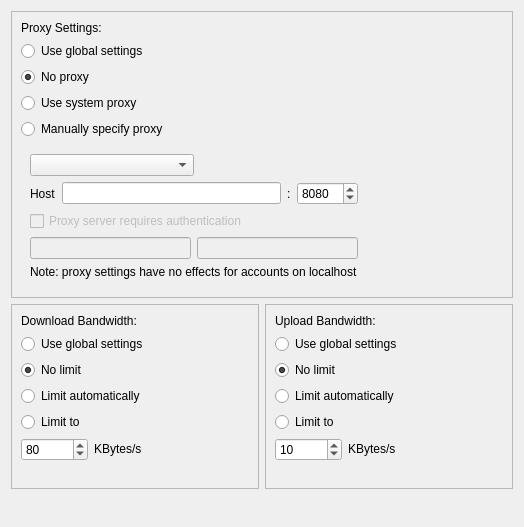
This is src/gui/networksettings.ui in nextcloud/desktop as Qt 5 draws it before an edit. The edited form follows.
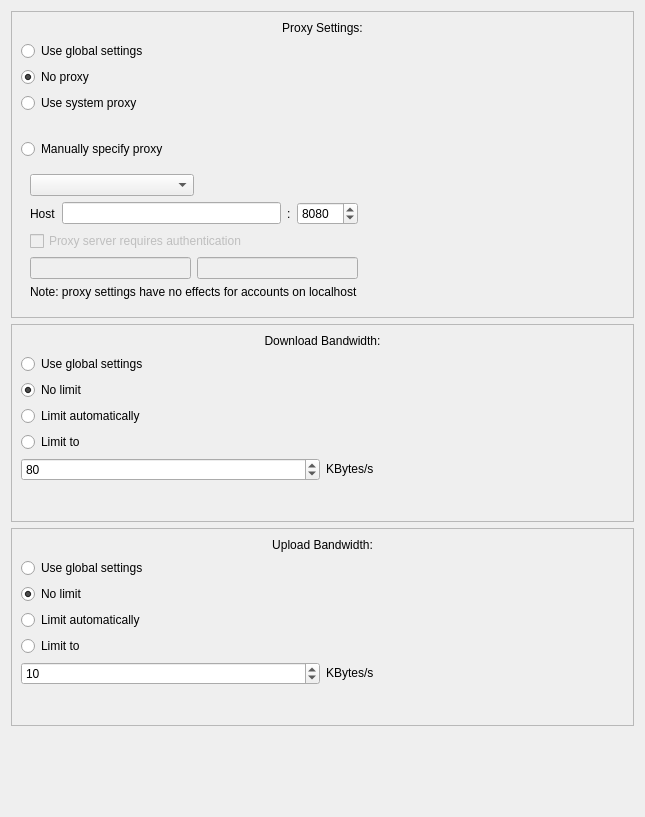
This is the edited form.

Commit message: left align UI elements in settings but inside a centered box

The edit to the form file:
```diff
--- a/src/gui/networksettings.ui
+++ b/src/gui/networksettings.ui
@@ -6,262 +6,14 @@
    <rect>
     <x>0</x>
     <y>0</y>
-    <width>524</width>
-    <height>527</height>
+    <width>645</width>
+    <height>817</height>
    </rect>
   </property>
   <property name="windowTitle">
    <string notr="true">Form</string>
   </property>
-  <layout class="QGridLayout" name="gridLayout_3">
-   <item row="2" column="0">
-    <spacer name="verticalSpacer">
-     <property name="orientation">
-      <enum>Qt::Orientation::Vertical</enum>
-     </property>
-     <property name="sizeHint" stdset="0">
-      <size>
-       <width>20</width>
-       <height>40</height>
-      </size>
-     </property>
-    </spacer>
-   </item>
-   <item row="1" column="0">
-    <layout class="QHBoxLayout" name="horizontalLayout_5" stretch="0,0">
-     <property name="topMargin">
-      <number>0</number>
-     </property>
-     <property name="bottomMargin">
-      <number>0</number>
-     </property>
-     <item>
-      <widget class="QFrame" name="downloadBox">
-       <property name="sizePolicy">
-        <sizepolicy hsizetype="Preferred" vsizetype="Expanding">
-         <horstretch>0</horstretch>
-         <verstretch>0</verstretch>
-        </sizepolicy>
-       </property>
-       <property name="frameShape">
-        <enum>QFrame::Shape::StyledPanel</enum>
-       </property>
-       <layout class="QGridLayout" name="gridLayout_2">
-        <property name="topMargin">
-         <number>9</number>
-        </property>
-        <property name="bottomMargin">
-         <number>0</number>
-        </property>
-        <property name="verticalSpacing">
-         <number>6</number>
-        </property>
-        <item row="7" column="0">
-         <spacer name="verticalSpacer_2">
-          <property name="orientation">
-           <enum>Qt::Orientation::Vertical</enum>
-          </property>
-          <property name="sizeHint" stdset="0">
-           <size>
-            <width>20</width>
-            <height>40</height>
-           </size>
-          </property>
-         </spacer>
-        </item>
-        <item row="3" column="0" colspan="2">
-         <widget class="QRadioButton" name="autoDownloadLimitRadioButton">
-          <property name="toolTip">
-           <string>Limit to 3/4 of estimated bandwidth</string>
-          </property>
-          <property name="text">
-           <string>Limit automatically</string>
-          </property>
-         </widget>
-        </item>
-        <item row="1" column="0">
-         <widget class="QRadioButton" name="globalDownloadSettingsRadioButton">
-          <property name="text">
-           <string>Use global settings</string>
-          </property>
-         </widget>
-        </item>
-        <item row="6" column="0">
-         <layout class="QHBoxLayout" name="horizontalLayout_3">
-          <item>
-           <widget class="QSpinBox" name="downloadSpinBox">
-            <property name="enabled">
-             <bool>true</bool>
-            </property>
-            <property name="maximum">
-             <number>999999</number>
-            </property>
-            <property name="value">
-             <number>80</number>
-            </property>
-           </widget>
-          </item>
-          <item>
-           <widget class="QLabel" name="downloadSpinBoxLabel">
-            <property name="sizePolicy">
-             <sizepolicy hsizetype="Preferred" vsizetype="Fixed">
-              <horstretch>0</horstretch>
-              <verstretch>0</verstretch>
-             </sizepolicy>
-            </property>
-            <property name="text">
-             <string>KBytes/s</string>
-            </property>
-           </widget>
-          </item>
-         </layout>
-        </item>
-        <item row="2" column="0" colspan="2">
-         <widget class="QRadioButton" name="noDownloadLimitRadioButton">
-          <property name="text">
-           <string>No limit</string>
-          </property>
-          <property name="checked">
-           <bool>true</bool>
-          </property>
-         </widget>
-        </item>
-        <item row="5" column="0">
-         <widget class="QRadioButton" name="downloadLimitRadioButton">
-          <property name="text">
-           <string>Limit to</string>
-          </property>
-         </widget>
-        </item>
-        <item row="0" column="0">
-         <widget class="QLabel" name="label_2">
-          <property name="text">
-           <string>Download Bandwidth:</string>
-          </property>
-         </widget>
-        </item>
-       </layout>
-      </widget>
-     </item>
-     <item>
-      <widget class="QFrame" name="uploadBox">
-       <property name="sizePolicy">
-        <sizepolicy hsizetype="Preferred" vsizetype="Expanding">
-         <horstretch>0</horstretch>
-         <verstretch>0</verstretch>
-        </sizepolicy>
-       </property>
-       <property name="frameShape">
-        <enum>QFrame::Shape::StyledPanel</enum>
-       </property>
-       <layout class="QGridLayout" name="gridLayout_4">
-        <property name="topMargin">
-         <number>9</number>
-        </property>
-        <property name="bottomMargin">
-         <number>0</number>
-        </property>
-        <property name="verticalSpacing">
-         <number>6</number>
-        </property>
-        <item row="4" column="0">
-         <widget class="QRadioButton" name="uploadLimitRadioButton">
-          <property name="text">
-           <string>Limit to</string>
-          </property>
-         </widget>
-        </item>
-        <item row="5" column="0">
-         <layout class="QHBoxLayout" name="horizontalLayout_4" stretch="0,0">
-          <item>
-           <widget class="QSpinBox" name="uploadSpinBox">
-            <property name="enabled">
-             <bool>true</bool>
-            </property>
-            <property name="minimum">
-             <number>1</number>
-            </property>
-            <property name="maximum">
-             <number>999999</number>
-            </property>
-            <property name="value">
-             <number>10</number>
-            </property>
-           </widget>
-          </item>
-          <item>
-           <widget class="QLabel" name="uploadSpinBoxLabel">
-            <property name="sizePolicy">
-             <sizepolicy hsizetype="Preferred" vsizetype="Fixed">
-              <horstretch>0</horstretch>
-              <verstretch>0</verstretch>
-             </sizepolicy>
-            </property>
-            <property name="text">
-             <string>KBytes/s</string>
-            </property>
-           </widget>
-          </item>
-         </layout>
-        </item>
-        <item row="6" column="0">
-         <spacer name="verticalSpacer_3">
-          <property name="orientation">
-           <enum>Qt::Orientation::Vertical</enum>
-          </property>
-          <property name="sizeHint" stdset="0">
-           <size>
-            <width>20</width>
-            <height>40</height>
-           </size>
-          </property>
-         </spacer>
-        </item>
-        <item row="3" column="0" colspan="2">
-         <widget class="QRadioButton" name="autoUploadLimitRadioButton">
-          <property name="toolTip">
-           <string>Limit to 3/4 of estimated bandwidth</string>
-          </property>
-          <property name="text">
-           <string>Limit automatically</string>
-          </property>
-         </widget>
-        </item>
-        <item row="1" column="0">
-         <widget class="QRadioButton" name="globalUploadSettingsRadioButton">
-          <property name="text">
-           <string>Use global settings</string>
-          </property>
-         </widget>
-        </item>
-        <item row="2" column="0" colspan="2">
-         <widget class="QRadioButton" name="noUploadLimitRadioButton">
-          <property name="text">
-           <string>No limit</string>
-          </property>
-          <property name="checked">
-           <bool>true</bool>
-          </property>
-         </widget>
-        </item>
-        <item row="0" column="0">
-         <widget class="QLabel" name="label_4">
-          <property name="text">
-           <string>Upload Bandwidth:</string>
-          </property>
-         </widget>
-        </item>
-       </layout>
-       <zorder>autoUploadLimitRadioButton</zorder>
-       <zorder>uploadLimitRadioButton</zorder>
-       <zorder>noUploadLimitRadioButton</zorder>
-       <zorder>verticalSpacer_3</zorder>
-       <zorder>globalUploadSettingsRadioButton</zorder>
-       <zorder>label_4</zorder>
-      </widget>
-     </item>
-    </layout>
-   </item>
+  <layout class="QGridLayout" name="gridLayout">
    <item row="0" column="0">
     <widget class="QFrame" name="proxyFrame">
      <property name="enabled">
@@ -273,11 +25,60 @@
        <verstretch>0</verstretch>
       </sizepolicy>
      </property>
+     <property name="maximumSize">
+      <size>
+       <width>645</width>
+       <height>16777215</height>
+      </size>
+     </property>
      <property name="frameShape">
       <enum>QFrame::Shape::StyledPanel</enum>
      </property>
-     <layout class="QGridLayout" name="gridLayout">
-      <item row="4" column="2">
+     <layout class="QVBoxLayout" name="verticalLayout_3">
+      <item>
+       <widget class="QLabel" name="label_3">
+        <property name="text">
+         <string>Proxy Settings:</string>
+        </property>
+        <property name="alignment">
+         <set>Qt::AlignmentFlag::AlignCenter</set>
+        </property>
+       </widget>
+      </item>
+      <item>
+       <widget class="QRadioButton" name="globalProxySettingsRadioButton">
+        <property name="text">
+         <string>Use global settings</string>
+        </property>
+        <attribute name="buttonGroup">
+         <string notr="true">proxyButtonGroup</string>
+        </attribute>
+       </widget>
+      </item>
+      <item>
+       <widget class="QRadioButton" name="noProxyRadioButton">
+        <property name="text">
+         <string>No proxy</string>
+        </property>
+        <property name="checked">
+         <bool>true</bool>
+        </property>
+        <attribute name="buttonGroup">
+         <string notr="true">proxyButtonGroup</string>
+        </attribute>
+       </widget>
+      </item>
+      <item>
+       <widget class="QRadioButton" name="systemProxyRadioButton">
+        <property name="text">
+         <string>Use system proxy</string>
+        </property>
+        <attribute name="buttonGroup">
+         <string notr="true">proxyButtonGroup</string>
+        </attribute>
+       </widget>
+      </item>
+      <item>
        <spacer name="horizontalSpacer_2">
         <property name="orientation">
          <enum>Qt::Orientation::Horizontal</enum>
@@ -290,7 +91,17 @@
         </property>
        </spacer>
       </item>
-      <item row="5" column="0" colspan="3">
+      <item>
+       <widget class="QRadioButton" name="manualProxyRadioButton">
+        <property name="text">
+         <string>Manually specify proxy</string>
+        </property>
+        <attribute name="buttonGroup">
+         <string notr="true">proxyButtonGroup</string>
+        </attribute>
+       </widget>
+      </item>
+      <item>
        <layout class="QHBoxLayout" name="horizontalLayout_7">
         <item>
          <widget class="QWidget" name="manualSettings" native="true">
@@ -478,59 +289,259 @@
         </item>
        </layout>
       </item>
-      <item row="1" column="0">
-       <widget class="QRadioButton" name="globalProxySettingsRadioButton">
+     </layout>
+    </widget>
+   </item>
+   <item row="1" column="0">
+    <widget class="QFrame" name="downloadBox">
+     <property name="sizePolicy">
+      <sizepolicy hsizetype="Preferred" vsizetype="Expanding">
+       <horstretch>0</horstretch>
+       <verstretch>0</verstretch>
+      </sizepolicy>
+     </property>
+     <property name="maximumSize">
+      <size>
+       <width>645</width>
+       <height>16777215</height>
+      </size>
+     </property>
+     <property name="frameShape">
+      <enum>QFrame::Shape::StyledPanel</enum>
+     </property>
+     <layout class="QVBoxLayout" name="verticalLayout_4">
+      <property name="topMargin">
+       <number>9</number>
+      </property>
+      <property name="bottomMargin">
+       <number>0</number>
+      </property>
+      <item>
+       <widget class="QLabel" name="label_2">
         <property name="text">
+         <string>Download Bandwidth:</string>
+        </property>
+        <property name="alignment">
+         <set>Qt::AlignmentFlag::AlignCenter</set>
+        </property>
+       </widget>
+      </item>
+      <item>
+       <widget class="QRadioButton" name="globalDownloadSettingsRadioButton">
+        <property name="text">
          <string>Use global settings</string>
         </property>
-        <attribute name="buttonGroup">
-         <string notr="true">proxyButtonGroup</string>
-        </attribute>
        </widget>
       </item>
-      <item row="4" column="0">
-       <widget class="QRadioButton" name="manualProxyRadioButton">
+      <item>
+       <widget class="QRadioButton" name="noDownloadLimitRadioButton">
         <property name="text">
-         <string>Manually specify proxy</string>
+         <string>No limit</string>
         </property>
-        <attribute name="buttonGroup">
-         <string notr="true">proxyButtonGroup</string>
-        </attribute>
+        <property name="checked">
+         <bool>true</bool>
+        </property>
        </widget>
       </item>
-      <item row="3" column="0">
-       <widget class="QRadioButton" name="systemProxyRadioButton">
+      <item>
+       <widget class="QRadioButton" name="autoDownloadLimitRadioButton">
+        <property name="toolTip">
+         <string>Limit to 3/4 of estimated bandwidth</string>
+        </property>
         <property name="text">
-         <string>Use system proxy</string>
+         <string>Limit automatically</string>
         </property>
-        <attribute name="buttonGroup">
-         <string notr="true">proxyButtonGroup</string>
-        </attribute>
        </widget>
       </item>
-      <item row="2" column="0">
-       <widget class="QRadioButton" name="noProxyRadioButton">
+      <item>
+       <widget class="QRadioButton" name="downloadLimitRadioButton">
         <property name="text">
-         <string>No proxy</string>
+         <string>Limit to</string>
         </property>
+       </widget>
+      </item>
+      <item>
+       <layout class="QHBoxLayout" name="horizontalLayout_3">
+        <item>
+         <widget class="QSpinBox" name="downloadSpinBox">
+          <property name="enabled">
+           <bool>true</bool>
+          </property>
+          <property name="maximum">
+           <number>999999</number>
+          </property>
+          <property name="value">
+           <number>80</number>
+          </property>
+         </widget>
+        </item>
+        <item>
+         <widget class="QLabel" name="downloadSpinBoxLabel">
+          <property name="sizePolicy">
+           <sizepolicy hsizetype="Preferred" vsizetype="Fixed">
+            <horstretch>0</horstretch>
+            <verstretch>0</verstretch>
+           </sizepolicy>
+          </property>
+          <property name="text">
+           <string>KBytes/s</string>
+          </property>
+         </widget>
+        </item>
+       </layout>
+      </item>
+      <item>
+       <spacer name="verticalSpacer_2">
+        <property name="orientation">
+         <enum>Qt::Orientation::Vertical</enum>
+        </property>
+        <property name="sizeHint" stdset="0">
+         <size>
+          <width>20</width>
+          <height>40</height>
+         </size>
+        </property>
+       </spacer>
+      </item>
+     </layout>
+    </widget>
+   </item>
+   <item row="2" column="0">
+    <widget class="QFrame" name="uploadBox">
+     <property name="sizePolicy">
+      <sizepolicy hsizetype="Preferred" vsizetype="Expanding">
+       <horstretch>0</horstretch>
+       <verstretch>0</verstretch>
+      </sizepolicy>
+     </property>
+     <property name="maximumSize">
+      <size>
+       <width>645</width>
+       <height>16777215</height>
+      </size>
+     </property>
+     <property name="frameShape">
+      <enum>QFrame::Shape::StyledPanel</enum>
+     </property>
+     <layout class="QVBoxLayout" name="verticalLayout_5">
+      <property name="topMargin">
+       <number>9</number>
+      </property>
+      <property name="bottomMargin">
+       <number>0</number>
+      </property>
+      <item>
+       <widget class="QLabel" name="label_4">
+        <property name="text">
+         <string>Upload Bandwidth:</string>
+        </property>
+        <property name="alignment">
+         <set>Qt::AlignmentFlag::AlignCenter</set>
+        </property>
+       </widget>
+      </item>
+      <item>
+       <widget class="QRadioButton" name="globalUploadSettingsRadioButton">
+        <property name="text">
+         <string>Use global settings</string>
+        </property>
+       </widget>
+      </item>
+      <item>
+       <widget class="QRadioButton" name="noUploadLimitRadioButton">
+        <property name="text">
+         <string>No limit</string>
+        </property>
         <property name="checked">
          <bool>true</bool>
         </property>
-        <attribute name="buttonGroup">
-         <string notr="true">proxyButtonGroup</string>
-        </attribute>
        </widget>
       </item>
-      <item row="0" column="0">
-       <widget class="QLabel" name="label_3">
+      <item>
+       <widget class="QRadioButton" name="autoUploadLimitRadioButton">
+        <property name="toolTip">
+         <string>Limit to 3/4 of estimated bandwidth</string>
+        </property>
         <property name="text">
-         <string>Proxy Settings:</string>
+         <string>Limit automatically</string>
         </property>
        </widget>
       </item>
+      <item>
+       <widget class="QRadioButton" name="uploadLimitRadioButton">
+        <property name="text">
+         <string>Limit to</string>
+        </property>
+       </widget>
+      </item>
+      <item>
+       <layout class="QHBoxLayout" name="horizontalLayout_4" stretch="0,0">
+        <item>
+         <widget class="QSpinBox" name="uploadSpinBox">
+          <property name="enabled">
+           <bool>true</bool>
+          </property>
+          <property name="minimum">
+           <number>1</number>
+          </property>
+          <property name="maximum">
+           <number>999999</number>
+          </property>
+          <property name="value">
+           <number>10</number>
+          </property>
+         </widget>
+        </item>
+        <item>
+         <widget class="QLabel" name="uploadSpinBoxLabel">
+          <property name="sizePolicy">
+           <sizepolicy hsizetype="Preferred" vsizetype="Fixed">
+            <horstretch>0</horstretch>
+            <verstretch>0</verstretch>
+           </sizepolicy>
+          </property>
+          <property name="text">
+           <string>KBytes/s</string>
+          </property>
+         </widget>
+        </item>
+       </layout>
+      </item>
+      <item>
+       <spacer name="verticalSpacer_3">
+        <property name="orientation">
+         <enum>Qt::Orientation::Vertical</enum>
+        </property>
+        <property name="sizeHint" stdset="0">
+         <size>
+          <width>20</width>
+          <height>40</height>
+         </size>
+        </property>
+       </spacer>
+      </item>
      </layout>
+     <zorder>autoUploadLimitRadioButton</zorder>
+     <zorder>uploadLimitRadioButton</zorder>
+     <zorder>noUploadLimitRadioButton</zorder>
+     <zorder>verticalSpacer_3</zorder>
+     <zorder>globalUploadSettingsRadioButton</zorder>
+     <zorder>label_4</zorder>
     </widget>
    </item>
+   <item row="3" column="0">
+    <spacer name="verticalSpacer">
+     <property name="orientation">
+      <enum>Qt::Orientation::Vertical</enum>
+     </property>
+     <property name="sizeHint" stdset="0">
+      <size>
+       <width>20</width>
+       <height>40</height>
+      </size>
+     </property>
+    </spacer>
+   </item>
   </layout>
  </widget>
  <resources/>
```
The commit also changes 1 other file.
